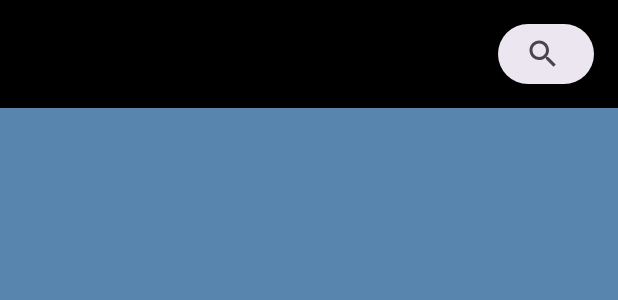
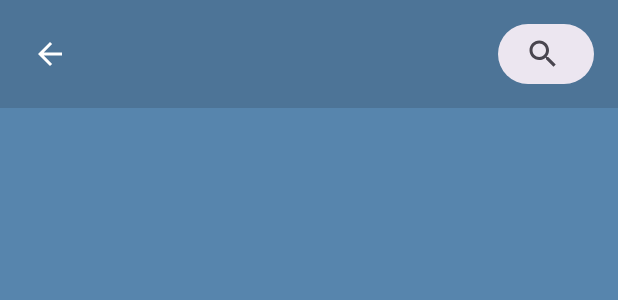
Before and after one commit to busramacak/WeatherForecast, an Android app: the layout fragment_search.xml on its own in the app's theme, with its tools: preview values and no code run, on a phone screen of 412 x 824 dp. Shown: the top 300 px of the screen. Run offline under Robolectric (Android 15) with nearby library versions, the phone set to English and light mode, and no system bars.

Commit message:
Refactor package organization for better structure

```diff
--- a/app/src/main/java/com/bmprj/weatherforecast/di/LocationModule.kt
+++ b/app/src/main/java/com/bmprj/weatherforecast/di/LocationModule.kt
@@ -9,7 +9,6 @@ import dagger.hilt.InstallIn
 import dagger.hilt.android.components.ViewModelComponent
 import dagger.hilt.android.qualifiers.ApplicationContext
 import dagger.hilt.android.scopes.ViewModelScoped
-import javax.inject.Singleton
 
 @Module
 @InstallIn(ViewModelComponent::class)
@@ -20,4 +19,5 @@ object LocationModule {
     fun provideLocationProviderClient(@ApplicationContext context: Context) : FusedLocationProviderClient{
         return LocationServices.getFusedLocationProviderClient(context)
     }
+
 }
--- a/app/src/main/java/com/bmprj/weatherforecast/adapter/HourlyAdapter.kt
+++ b/app/src/main/java/com/bmprj/weatherforecast/ui/adapter/HourlyAdapter.kt
@@ -1,4 +1,4 @@
-package com.bmprj.weatherforecast.adapter
+package com.bmprj.weatherforecast.ui.adapter
 
 import androidx.core.net.toUri
 import com.bmprj.weatherforecast.base.BaseAdapter
--- a/app/src/main/java/com/bmprj/weatherforecast/adapter/RainyAdapter.kt
+++ b/app/src/main/java/com/bmprj/weatherforecast/ui/adapter/RainyAdapter.kt
@@ -1,4 +1,4 @@
-package com.bmprj.weatherforecast.adapter
+package com.bmprj.weatherforecast.ui.adapter
 
 import com.bmprj.weatherforecast.base.BaseAdapter
 import com.bmprj.weatherforecast.R
--- a/app/src/main/java/com/bmprj/weatherforecast/adapter/WindAdapter.kt
+++ b/app/src/main/java/com/bmprj/weatherforecast/ui/adapter/WindAdapter.kt
@@ -1,4 +1,4 @@
-package com.bmprj.weatherforecast.adapter
+package com.bmprj.weatherforecast.ui.adapter
 
 import com.bmprj.weatherforecast.base.BaseAdapter
 import com.bmprj.weatherforecast.R
--- a/app/src/main/java/com/bmprj/weatherforecast/adapter/SearchAdapter.kt
+++ b/app/src/main/java/com/bmprj/weatherforecast/ui/search/SearchAdapter.kt
@@ -1,4 +1,4 @@
-package com.bmprj.weatherforecast.adapter
+package com.bmprj.weatherforecast.ui.search
 
 import com.bmprj.weatherforecast.base.BaseAdapter
 import com.bmprj.weatherforecast.databinding.SearchLayoutBinding
--- a/app/src/main/java/com/bmprj/weatherforecast/ui/viewmodel/SearchViewModel.kt
+++ b/app/src/main/java/com/bmprj/weatherforecast/ui/search/SearchViewModel.kt
@@ -1,11 +1,10 @@
-package com.bmprj.weatherforecast.ui.viewmodel
+package com.bmprj.weatherforecast.ui.search
 
 import androidx.lifecycle.ViewModel
 import androidx.lifecycle.viewModelScope
 import com.bmprj.weatherforecast.data.db.room.repository.WeatherRepositoryImpl
 import com.bmprj.weatherforecast.data.remote.api.ApiRepositoryImpl
 import com.bmprj.weatherforecast.model.Search
-import com.bmprj.weatherforecast.model.SearchCity
 import com.bmprj.weatherforecast.model.SearchCityItem
 import com.bmprj.weatherforecast.util.ApiResources
 import com.bmprj.weatherforecast.util.UiState
--- a/app/src/main/java/com/bmprj/weatherforecast/adapter/ThreeDayAdapter.kt
+++ b/app/src/main/java/com/bmprj/weatherforecast/ui/threeDays/ThreeDayAdapter.kt
@@ -1,7 +1,6 @@
-package com.bmprj.weatherforecast.adapter
+package com.bmprj.weatherforecast.ui.threeDays
 
 import com.bmprj.weatherforecast.base.BaseAdapter
-import com.bmprj.weatherforecast.R
 import com.bmprj.weatherforecast.model.ThreeDay
 import com.bmprj.weatherforecast.databinding.ThreeDaysLayoutBinding
 import com.bmprj.weatherforecast.util.setImgUrl
--- a/app/src/main/java/com/bmprj/weatherforecast/ui/fragment/ThreeDayFragment.kt
+++ b/app/src/main/java/com/bmprj/weatherforecast/ui/threeDays/ThreeDayFragment.kt
@@ -1,12 +1,10 @@
-package com.bmprj.weatherforecast.ui.fragment
+package com.bmprj.weatherforecast.ui.threeDays
 
 import android.view.View
 import androidx.fragment.app.viewModels
 import androidx.recyclerview.widget.LinearLayoutManager
 import com.bmprj.weatherforecast.base.BaseFragment
-import com.bmprj.weatherforecast.adapter.ThreeDayAdapter
 import com.bmprj.weatherforecast.databinding.FragmentThreeDayBinding
-import com.bmprj.weatherforecast.ui.viewmodel.ThreeDaysViewModel
 import dagger.hilt.android.AndroidEntryPoint
 
 @AndroidEntryPoint
--- a/app/src/main/java/com/bmprj/weatherforecast/ui/viewmodel/ThreeDaysViewModel.kt
+++ b/app/src/main/java/com/bmprj/weatherforecast/ui/threeDays/ThreeDaysViewModel.kt
@@ -1,4 +1,4 @@
-package com.bmprj.weatherforecast.ui.viewmodel
+package com.bmprj.weatherforecast.ui.threeDays
 
 import android.annotation.SuppressLint
 import android.app.Application
--- a/app/src/main/java/com/bmprj/weatherforecast/ui/viewmodel/TodayViewModel.kt
+++ b/app/src/main/java/com/bmprj/weatherforecast/ui/today/TodayViewModel.kt
@@ -1,4 +1,4 @@
-package com.bmprj.weatherforecast.ui.viewmodel
+package com.bmprj.weatherforecast.ui.today
 
 import android.app.Application
 import android.location.Location
@@ -73,7 +73,6 @@ class TodayViewModel @Inject constructor(
                 println(it.message)
             }
             .collect{
-            println(it)
             _location.emit(UiState.Success(it))
         }
     }
@@ -170,6 +169,7 @@ class TodayViewModel @Inject constructor(
 
         if(::searchList.isInitialized && searchList.isEmpty()){
             weatherRepository.insertSearch(Search(1,cityName))
+            getSearch()
 
         }else {
             weatherRepository.updateSearch(searchList[0])
--- a/app/src/main/java/com/bmprj/weatherforecast/ui/viewmodel/TomorrowViewModel.kt
+++ b/app/src/main/java/com/bmprj/weatherforecast/ui/tomorrow/TomorrowViewModel.kt
@@ -1,12 +1,10 @@
-package com.bmprj.weatherforecast.ui.viewmodel
+package com.bmprj.weatherforecast.ui.tomorrow
 
 import android.app.Application
 import android.os.Build
 import androidx.annotation.RequiresApi
-import androidx.lifecycle.MutableLiveData
 import androidx.lifecycle.viewModelScope
 import com.bmprj.weatherforecast.R
-import com.bmprj.weatherforecast.data.db.room.WeatherDatabase
 import com.bmprj.weatherforecast.model.Hourly
 import com.bmprj.weatherforecast.model.Rainy
 import com.bmprj.weatherforecast.model.Tomorrow
@@ -14,12 +12,10 @@ import com.bmprj.weatherforecast.model.Weather
 import com.bmprj.weatherforecast.model.Wind
 import com.bmprj.weatherforecast.base.BaseViewModel
 import com.bmprj.weatherforecast.data.db.room.repository.WeatherRepositoryImpl
-import com.bmprj.weatherforecast.model.Today
 import com.bmprj.weatherforecast.util.UiState
 import dagger.hilt.android.lifecycle.HiltViewModel
 import kotlinx.coroutines.flow.MutableStateFlow
 import kotlinx.coroutines.flow.asStateFlow
-import kotlinx.coroutines.flow.onStart
 import kotlinx.coroutines.launch
 import javax.inject.Inject
 
--- a/app/src/main/res/layout/fragment_search.xml
+++ b/app/src/main/res/layout/fragment_search.xml
@@ -6,17 +6,24 @@
     android:layout_width="match_parent"
     android:layout_height="match_parent"
     android:background="@color/cloudBackground"
-    tools:context=".ui.fragment.SearchFragment">
+    tools:context=".ui.search.SearchFragment">
 
     <com.google.android.material.appbar.MaterialToolbar
         android:id="@+id/toolbar"
         android:layout_width="match_parent"
         android:layout_height="wrap_content"
-        android:background="@color/black"
+        android:background="#4D7497"
         app:layout_constraintEnd_toEndOf="parent"
         app:layout_constraintStart_toStartOf="parent"
         app:layout_constraintTop_toTopOf="parent"
         app:titleCentered="true">
+
+        <ImageView
+            android:id="@+id/backButton"
+            android:layout_width="wrap_content"
+            android:layout_height="wrap_content"
+            android:padding="5dp"
+            android:src="@drawable/back"/>
 
 
         <com.google.android.material.search.SearchBar
--- a/app/src/main/res/layout/fragment_today.xml
+++ b/app/src/main/res/layout/fragment_today.xml
@@ -14,7 +14,7 @@
         android:id="@+id/scrollV"
         android:layout_width="match_parent"
         android:layout_height="match_parent"
-        tools:context=".ui.fragment.TodayFragment"
+        tools:context=".ui.today.TodayFragment"
         android:background="@color/cloudBackground">
 
         <androidx.constraintlayout.widget.ConstraintLayout
--- a/app/src/main/res/layout/fragment_tomorrow.xml
+++ b/app/src/main/res/layout/fragment_tomorrow.xml
@@ -12,7 +12,7 @@
         android:id="@+id/scrollV"
         android:layout_width="match_parent"
         android:layout_height="match_parent"
-        tools:context=".ui.fragment.TomorrowFragment"
+        tools:context=".ui.tomorrow.TomorrowFragment"
         android:background="@color/cloudBackground">
 
         <androidx.constraintlayout.widget.ConstraintLayout
```
Also changed, not shown: app/src/main/java/com/bmprj/weatherforecast/data/remote/location/LocationRepositoryImpl.kt (+8 -5 lines), app/src/main/java/com/bmprj/weatherforecast/ui/search/SearchFragment.kt (renamed from app/src/main/java/com/bmprj/weatherforecast/ui/fragment/SearchFragment.kt, +6 -15 lines), app/src/main/java/com/bmprj/weatherforecast/ui/today/TodayFragment.kt (renamed from app/src/main/java/com/bmprj/weatherforecast/ui/fragment/TodayFragment.kt, +15 -12 lines), app/src/main/java/com/bmprj/weatherforecast/ui/tomorrow/TomorrowFragment.kt (renamed from app/src/main/java/com/bmprj/weatherforecast/ui/fragment/TomorrowFragment.kt, +4 -5 lines), app/src/main/res/navigation/bottom_nav.xml (+4 -4 lines).
